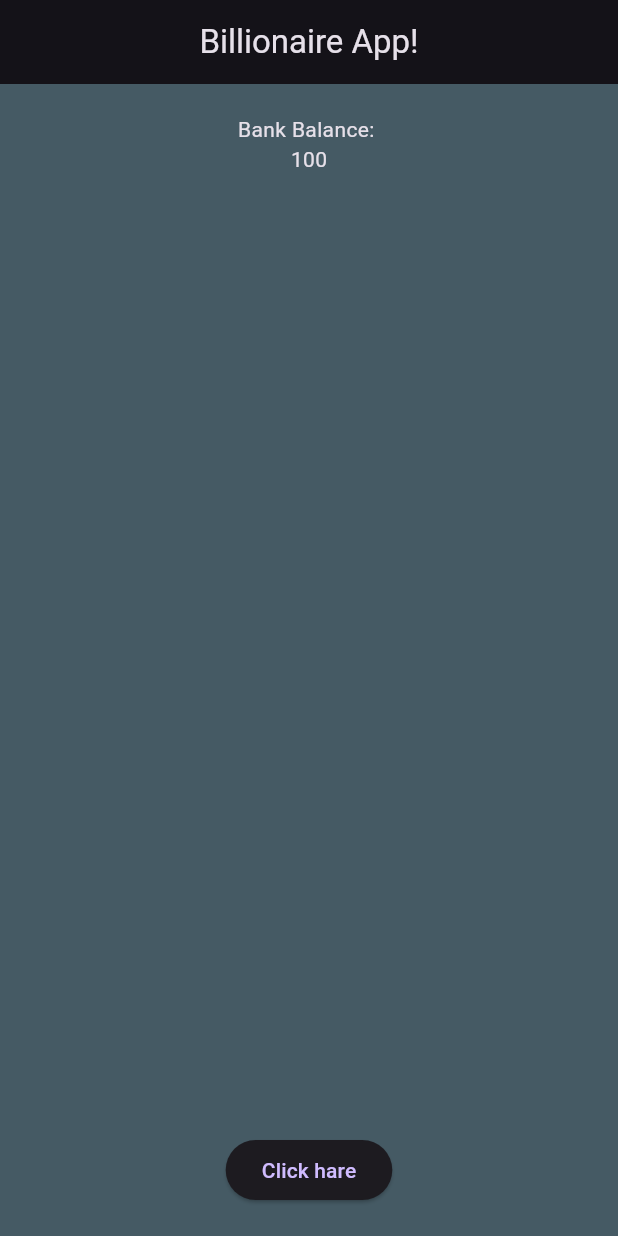
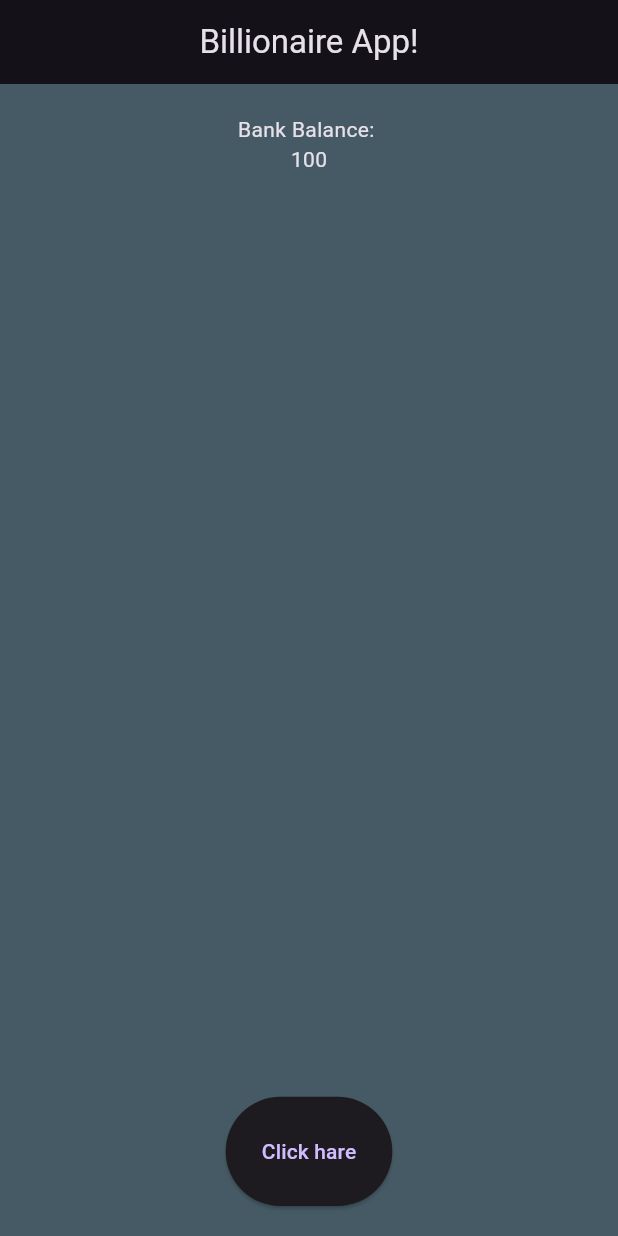
Before and after one commit to juweyriyo/bilionerApp, a Flutter app: the screen it shows after launch, on a phone screen of 412 x 824 dp. Run offline on Flutter 3.47's test engine with Material 3 defaults, Android fonts, the phone set to English and light mode, and no system bars.

Commit message:
adding expanede and flex

```diff
--- a/lib/main.dart
+++ b/lib/main.dart
@@ -25,8 +25,17 @@ class MyApp extends StatelessWidget {
           child: Column(
             mainAxisAlignment: MainAxisAlignment.spaceBetween,
             children: [
-              Column(children: [Text("Bank Balance: "), Text("100")]),
-              ElevatedButton(onPressed: afunction, child: Text("Click hare")),
+              Expanded(
+                flex: 9,
+                child: Column(children: [Text("Bank Balance: "), Text("100")]),
+              ),
+              Expanded(
+                flex: 1,
+                child: ElevatedButton(
+                  onPressed: afunction,
+                  child: Text("Click hare"),
+                ),
+              ),
             ],
           ),
         ),
```
